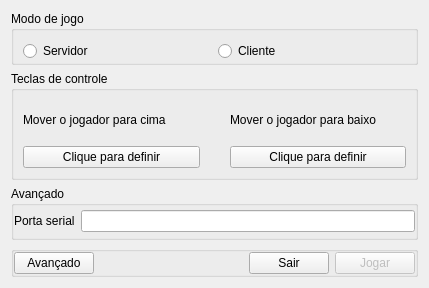
Above: src/gameoptions.ui from eduardoweiland/serial-pong before the change. Below: the same form after it.
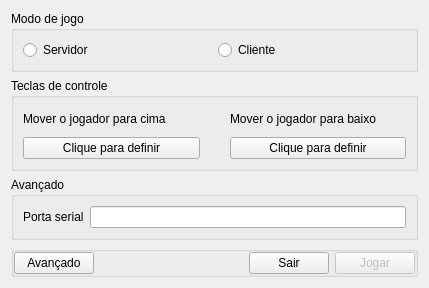
That is the form after the change. Icons and pictures are not drawn.

```diff
--- a/src/gameoptions.ui
+++ b/src/gameoptions.ui
@@ -23,9 +23,6 @@
       <string>Modo de jogo</string>
      </property>
      <layout class="QHBoxLayout" name="horizontalLayout">
-      <property name="bottomMargin">
-       <number>0</number>
-      </property>
       <item>
        <widget class="QRadioButton" name="rdbServerMode">
         <property name="text">
@@ -95,9 +92,6 @@
       <string>Avançado</string>
      </property>
      <layout class="QGridLayout" name="gridLayout_2">
-      <property name="margin">
-       <number>0</number>
-      </property>
       <item row="0" column="1">
        <widget class="QLineEdit" name="editSerialPort"/>
       </item>
```
